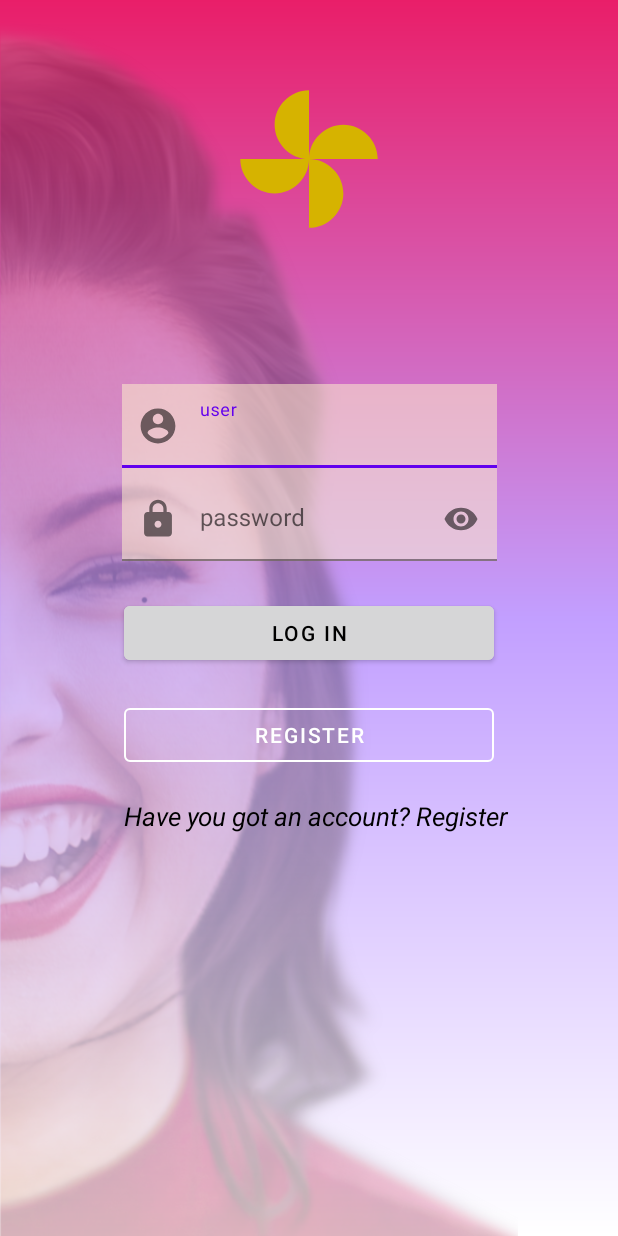
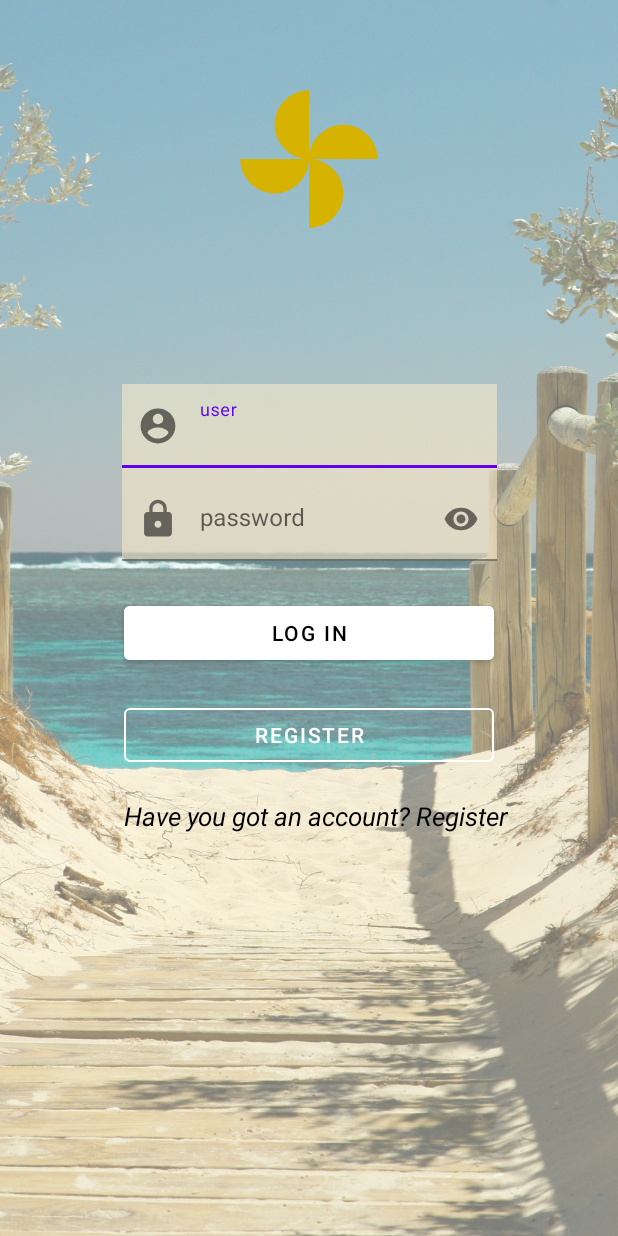
Before and after one commit to manu0120/First_v3, an Android app: the LoginActivity screen opened directly, with no data from a screen before it, on a phone screen of 412 x 824 dp. Run offline under Robolectric (Android 15) with nearby library versions, the phone set to English and light mode, and no system bars; pictures from the network do not load.

Commit message:
Realizado algunos cambios de diseño en activity_login.xml

```diff
--- a/app/src/main/java/com/arias/first/LoginActivity.java
+++ b/app/src/main/java/com/arias/first/LoginActivity.java
@@ -35,9 +35,10 @@ public class LoginActivity extends AppCompatActivity {
 
     Glide.with(this)
             //load("https://images.unsplash.com/photo-1634733741165-685d61c6a206?ixid=MnwxMjA3fDB8MHxwaG90by1wYWdlfHx8fGVufDB8fHx8&ixlib=rb-1.2.1&auto=format&fit=crop&w=730&q=80")
-            .load(R.drawable.girl)
+            //.load(R.drawable.girl)
+            .load(R.drawable.sea_login2)
             .transition(DrawableTransitionOptions.withCrossFade(2000))
-            //.centerCrop()
+            .centerCrop()
             //.circleCrop()
 
             .into(mGirl);
@@ -59,6 +60,7 @@ public class LoginActivity extends AppCompatActivity {
 
     public void openMain(View v){
         Intent intent=new Intent(LoginActivity.this, MainActivity.class);
+        /*Si le das atrás en el main, te saca de la aplicaion (se vacia la pila)*/
         intent.addFlags(Intent.FLAG_ACTIVITY_NEW_TASK);
         intent.addFlags(Intent.FLAG_ACTIVITY_CLEAR_TASK);
         startActivity(intent);
--- a/app/src/main/res/layout/activity_login.xml
+++ b/app/src/main/res/layout/activity_login.xml
@@ -4,10 +4,8 @@
     xmlns:tools="http://schemas.android.com/tools"
     android:layout_width="match_parent"
     android:layout_height="match_parent"
-    android:background="@drawable/gradient"
-
-
     tools:context=".LoginActivity">
+<!--    android:background="@drawable/gradient"-->
 
     <ImageView
         android:id="@+id/girl"
@@ -24,8 +22,8 @@
         android:layout_width="match_parent"
         android:layout_height="match_parent"
         android:alpha="0.5"
-        android:background="@drawable/gradient">
-
+        >
+<!--        android:background="@drawable/gradient"-->
     </View>
 
 
@@ -131,7 +129,7 @@
         android:layout_width="0dp"
         android:layout_height="wrap_content"
         android:layout_marginTop="24dp"
-        android:backgroundTint="@color/button_custom"
+        android:backgroundTint="@color/white"
 
         android:onClick="openMain"
 
--- a/app/src/main/res/layout/activity_splash_screen.xml
+++ b/app/src/main/res/layout/activity_splash_screen.xml
@@ -10,7 +10,7 @@
         android:layout_width="match_parent"
         android:layout_height="match_parent"
         android:alpha="0.5"
-        android:background="@drawable/gradient">
+        android:background="@drawable/gradient2">
 
     </View>
 
--- a/app/src/main/res/values/colors.xml
+++ b/app/src/main/res/values/colors.xml
@@ -17,4 +17,6 @@
     <!-- color name="yellow_login">#fff0cc</color> -->
     <color name="yellow_login">#88fff0cc</color>
     <color name="cyan">#7ACAFF</color>
+    <color name="transparent">#00000000</color>
+
 </resources>
```
Also changed, not shown: app/src/main/res/drawable/sea_login.jpg (added), app/src/main/res/drawable/sea_login2.jpg (added).
